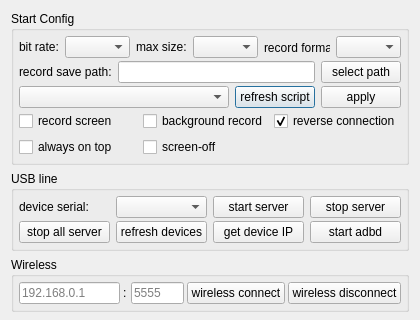
Before: the Qt Designer form QtScrcpy/dialog.ui in barry-ran/QtScrcpy, drawn with Qt 5; both pictures show x 0 to 420 and y 0 to 320 of the 420 by 530 pixel window.
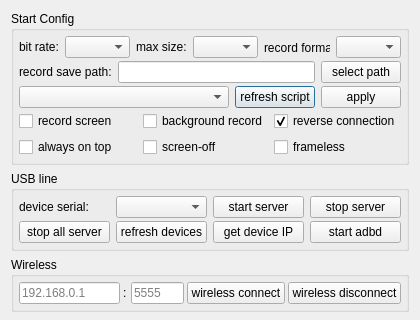
After: the same form once the commit is applied.

What changed in the file:
```diff
--- a/QtScrcpy/dialog.ui
+++ b/QtScrcpy/dialog.ui
@@ -276,6 +276,13 @@
            </property>
           </widget>
          </item>
+         <item row="1" column="3">
+          <widget class="QCheckBox" name="framelessCheck">
+           <property name="text">
+            <string>frameless</string>
+           </property>
+          </widget>
+         </item>
         </layout>
        </widget>
       </item>
```
Left out of the diff: 40 changed lines with no effect on the pictures.
